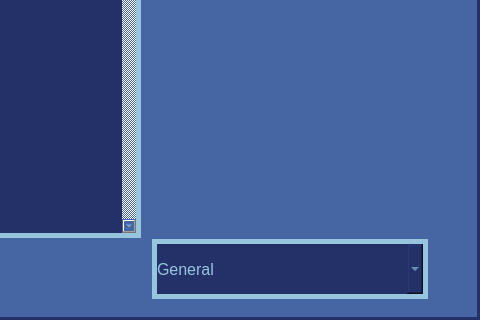
Before: the Qt Designer form APOLLO_MainWindow.ui in ThatNerd404/A.P.O.L.L.O, drawn with Qt 5; both pictures show x 720 to 1200 and y 390 to 710 of the 1200 by 710 pixel window.
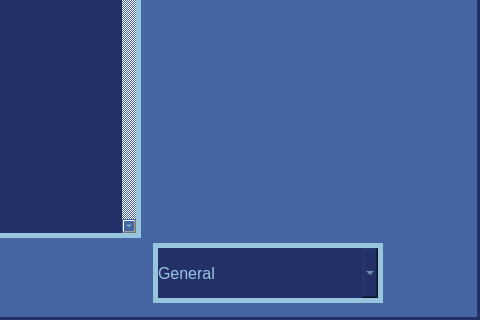
After: the same form once the commit is applied. Icons and pictures are not drawn.

Commit message: adding add model button and more practice using it

Patch:
```diff
--- a/APOLLO_MainWindow.ui
+++ b/APOLLO_MainWindow.ui
@@ -396,10 +396,10 @@
    <widget class="QGroupBox" name="groupBox_2">
     <property name="geometry">
      <rect>
-      <x>860</x>
-      <y>170</y>
+      <x>870</x>
+      <y>180</y>
       <width>300</width>
-      <height>531</height>
+      <height>521</height>
      </rect>
     </property>
     <property name="styleSheet">
@@ -413,6 +413,21 @@
      <string/>
     </property>
     <layout class="QVBoxLayout" name="verticalLayout_2">
+     <property name="spacing">
+      <number>0</number>
+     </property>
+     <property name="leftMargin">
+      <number>0</number>
+     </property>
+     <property name="topMargin">
+      <number>0</number>
+     </property>
+     <property name="rightMargin">
+      <number>0</number>
+     </property>
+     <property name="bottomMargin">
+      <number>0</number>
+     </property>
      <item>
       <widget class="QLabel" name="Apollo_Sprite">
        <property name="text">
@@ -427,6 +442,39 @@
       </widget>
      </item>
      <item>
+      <widget class="QGroupBox" name="groupBox_3">
+       <property name="minimumSize">
+        <size>
+         <width>0</width>
+         <height>60</height>
+        </size>
+       </property>
+       <property name="maximumSize">
+        <size>
+         <width>16777215</width>
+         <height>70</height>
+        </size>
+       </property>
+       <property name="title">
+        <string/>
+       </property>
+       <layout class="QHBoxLayout" name="horizontalLayout_2">
+        <property name="spacing">
+         <number>0</number>
+        </property>
+        <property name="leftMargin">
+         <number>0</number>
+        </property>
+        <property name="topMargin">
+         <number>0</number>
+        </property>
+        <property name="rightMargin">
+         <number>0</number>
+        </property>
+        <property name="bottomMargin">
+         <number>0</number>
+        </property>
+        <item>
       <widget class="QComboBox" name="Model_Chooser">
        <property name="minimumSize">
         <size>
@@ -472,6 +520,43 @@
        </item>
       </widget>
      </item>
+        <item>
+         <widget class="QPushButton" name="Add_Model_Button">
+          <property name="minimumSize">
+           <size>
+            <width>64</width>
+            <height>64</height>
+           </size>
+          </property>
+          <property name="maximumSize">
+           <size>
+            <width>64</width>
+            <height>64</height>
+           </size>
+          </property>
+          <property name="styleSheet">
+           <string notr="true">QPushButton {
+qproperty-icon: url(&quot; &quot;);
+qproperty-iconSize: 64px 64px;
+width: 64px;
+height:64px;
+background-image: url(C:/Users/MyCom/Desktop/.vscode/Github_Projects/A.P.O.L.L.O/Assets/Add_Model_Button.png);
+  background-repeat: no-repeat;}
+QPushButton:hover {
+background-image: url(C:/Users/MyCom/Desktop/.vscode/Github_Projects/A.P.O.L.L.O/Assets/Add_Model_Button_Down.png);
+background-repeat: no-repeat;}</string>
+          </property>
+          <property name="text">
+           <string/>
+          </property>
+          <property name="flat">
+           <bool>true</bool>
+          </property>
+         </widget>
+        </item>
+       </layout>
+      </widget>
+     </item>
     </layout>
    </widget>
    <widget class="QLabel" name="Title_Label">
```
Left out of the diff: 31 changed lines with no effect on the pictures. Lines whose indentation alone changed are shown as unchanged. The commit also changes 5 other files.
